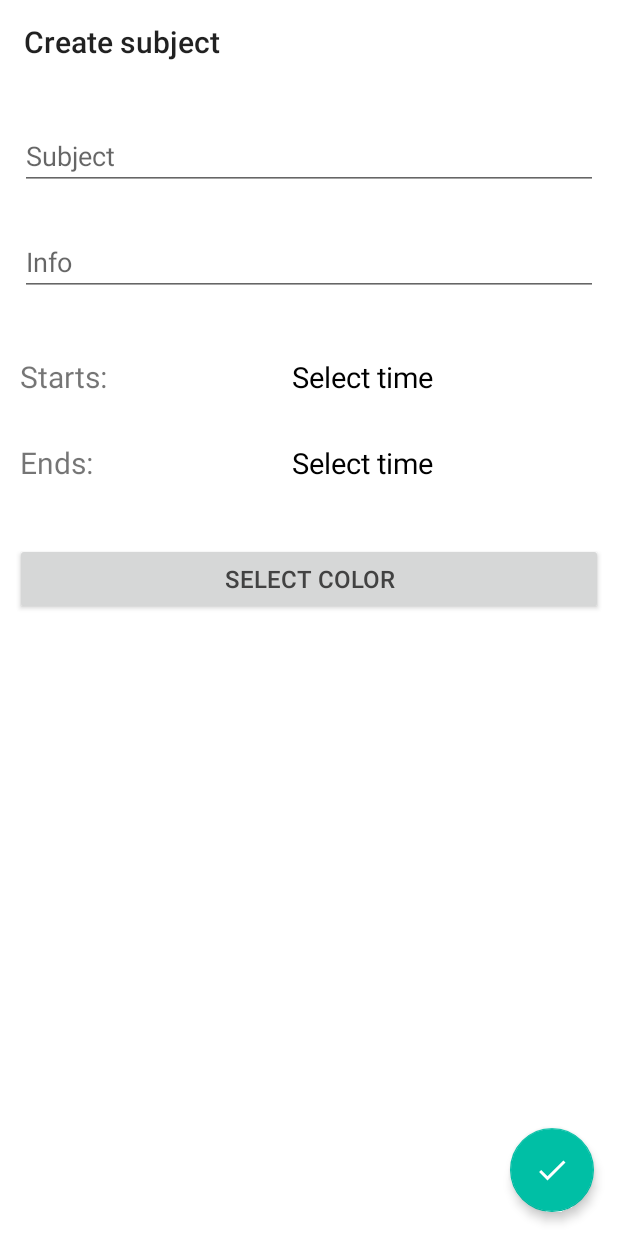
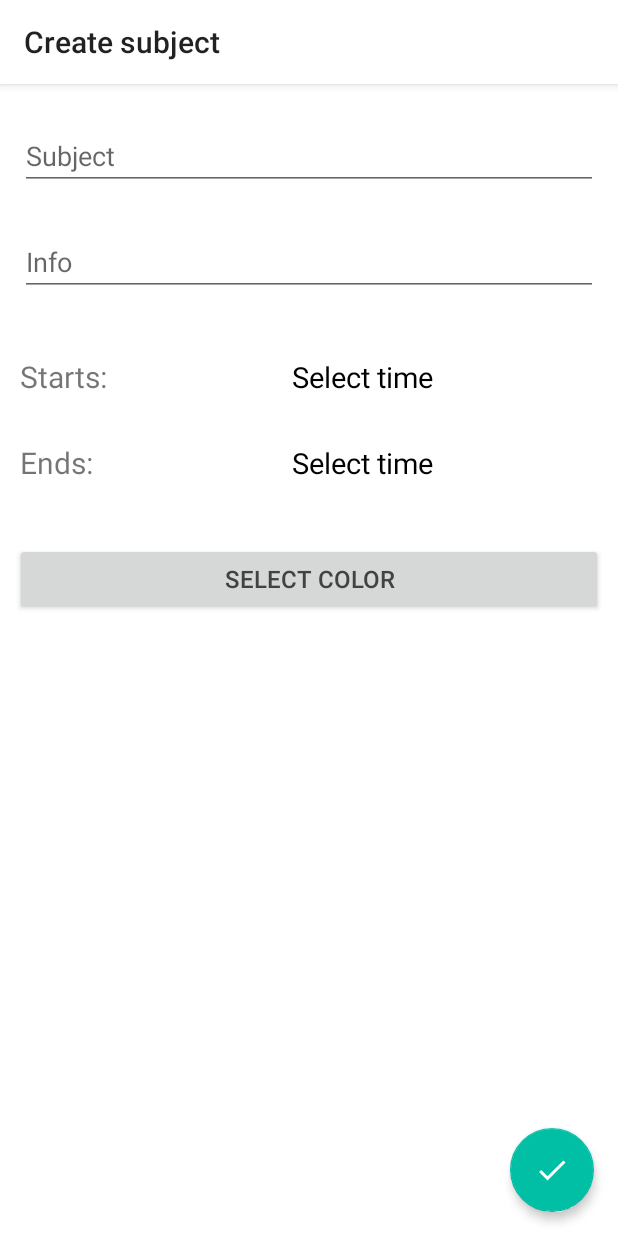
Before and after one commit to heisenberg15/Timetable-App, an Android app: the screen it shows after launch (MainActivity), after a tap on an icon or button, on a phone screen of 412 x 824 dp. Run offline under Robolectric (Android 15) with nearby library versions, the phone set to English and light mode, and no system bars; libraries missing offline, so code that uses them is left out: com.savvisingh.colorpickerdialog.

Commit message:
Add scroll to create_subject_fragment
Add scroll to create_subject_fragment, shadows for all toolbars.

```diff
--- a/app/src/main/java/com/example/fergie/timetable/Fragments/CreateSubjFragment.java
+++ b/app/src/main/java/com/example/fergie/timetable/Fragments/CreateSubjFragment.java
@@ -11,9 +11,13 @@ import android.support.annotation.NonNull;
 import android.support.annotation.Nullable;
 import android.support.design.widget.FloatingActionButton;
 import android.support.v4.app.Fragment;
+import android.support.v7.app.AppCompatActivity;
 import android.support.v7.widget.Toolbar;
 import android.util.Log;
 import android.view.LayoutInflater;
+import android.view.Menu;
+import android.view.MenuInflater;
+import android.view.MenuItem;
 import android.view.View;
 import android.view.ViewGroup;
 import android.widget.EditText;
@@ -62,20 +66,12 @@ public class CreateSubjFragment extends Fragment
 //        toolbar = fragmentView.findViewById(R.id.create_subject_toolbar_id);
 //        if (toolbar != null)
 //        {
-//            setHasOptionsMenu(false);
-//            toolbar.inflateMenu(R.menu.frag_menu_items);
-//            Menu menu = toolbar.getMenu();
 //            ((AppCompatActivity)getActivity()).setSupportActionBar(toolbar);
 //            ((AppCompatActivity) getActivity()).getSupportActionBar().setDisplayHomeAsUpEnabled(true);
 //
 //        }
-
-        RetainFragment rf = MainActivity.findOrCreateRetainFragment(getFragmentManager());
-
-
         return fragmentView;
     }
-
 
     @Override
     public void onActivityCreated(@Nullable Bundle savedInstanceState)
@@ -108,6 +104,26 @@ public class CreateSubjFragment extends Fragment
             }
         });
     }
+
+//    @Override
+//    public void onCreateOptionsMenu(Menu menu, MenuInflater inflater)
+//    {
+//        super.onCreateOptionsMenu(menu, inflater);
+//        menu.clear();
+//
+//    }
+
+//    @Override
+//    public boolean onOptionsItemSelected(MenuItem item)
+//    {
+//        switch (item.getItemId()){
+//            case android.R.id.home:
+//                getActivity().onBackPressed();
+//                break;
+//        }
+//        return super.onOptionsItemSelected(item);
+//
+//    }
 
     private void showStartTimePicker()
     {
--- a/app/src/main/java/com/example/fergie/timetable/MainActivity.java
+++ b/app/src/main/java/com/example/fergie/timetable/MainActivity.java
@@ -158,6 +158,8 @@ public class MainActivity extends AppCompatActivity implements Communicator
         tabLayout.setVisibility(savedInstanceState.getInt("tablayoutVisibility"));
         edit = savedInstanceState.getInt("saveEdit");
     }
+
+
 
     @Override
     public boolean onCreateOptionsMenu(Menu menu)
--- a/app/src/main/res/layout/fragment_create_subject.xml
+++ b/app/src/main/res/layout/fragment_create_subject.xml
@@ -7,6 +7,11 @@
     android:background="@android:color/white"
     android:clickable="true">
 
+
+    <android.support.design.widget.AppBarLayout
+        android:id="@+id/create_subject_fragment_appbar"
+        android:layout_width="match_parent"
+        android:layout_height="wrap_content">
 
         <android.support.v7.widget.Toolbar
             android:id="@+id/create_subject_toolbar_id"
@@ -19,6 +24,23 @@
             app:layout_constraintTop_toTopOf="parent"
             app:popupTheme="@style/ThemeOverlay.AppCompat.Light"
             app:title="@string/create_subject_toolbar_title" />
+    </android.support.design.widget.AppBarLayout>
+
+
+    <ScrollView
+        android:id="@+id/scrollView_id"
+        android:layout_width="match_parent"
+        android:layout_height="match_parent"
+        app:layout_constraintTop_toBottomOf="@id/create_subject_fragment_appbar"
+        app:layout_constraintLeft_toLeftOf="parent"
+        app:layout_behavior="@string/appbar_scrolling_view_behavior"
+        app:layout_constraintRight_toRightOf="parent">
+
+        <android.support.constraint.ConstraintLayout
+            android:id="@+id/container_id"
+            android:layout_width="match_parent"
+            android:paddingBottom="10dp"
+            android:layout_height="wrap_content">
 
             <EditText
                 android:id="@+id/subject_edit_text_id"
@@ -28,11 +50,11 @@
                 android:layout_marginLeft="13dp"
                 android:layout_marginRight="13dp"
                 android:layout_marginStart="13dp"
-        android:layout_marginTop="25dp"
+                android:layout_marginTop="81dp"
                 android:hint="@string/subject_editText_hint"
                 app:layout_constraintLeft_toLeftOf="parent"
                 app:layout_constraintRight_toRightOf="parent"
-        app:layout_constraintTop_toBottomOf="@id/create_subject_toolbar_id" />
+                app:layout_constraintTop_toTopOf="parent" />
 
             <EditText
                 android:id="@+id/info_edit_text_id"
@@ -121,7 +143,9 @@
                 app:layout_constraintLeft_toLeftOf="parent"
                 app:layout_constraintRight_toRightOf="parent"
                 app:layout_constraintTop_toBottomOf="@id/end_time_id" />
+        </android.support.constraint.ConstraintLayout>
 
+    </ScrollView>
 
     <android.support.design.widget.FloatingActionButton
         android:id="@+id/save_subject_fab_id"
```
Also changed, not shown: app/src/main/res/layout/activity_settings.xml (+7 -1 lines), app/src/main/res/menu/frag_menu_items.xml (+7 -1 lines). Lines whose indentation alone changed are shown as unchanged.
